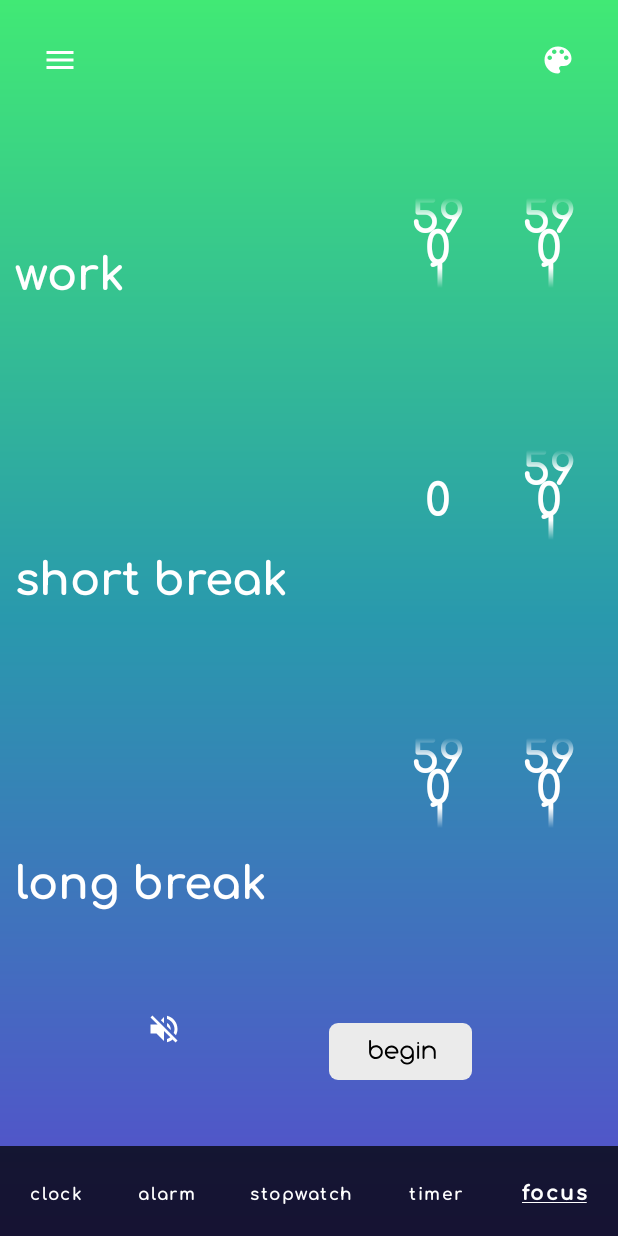
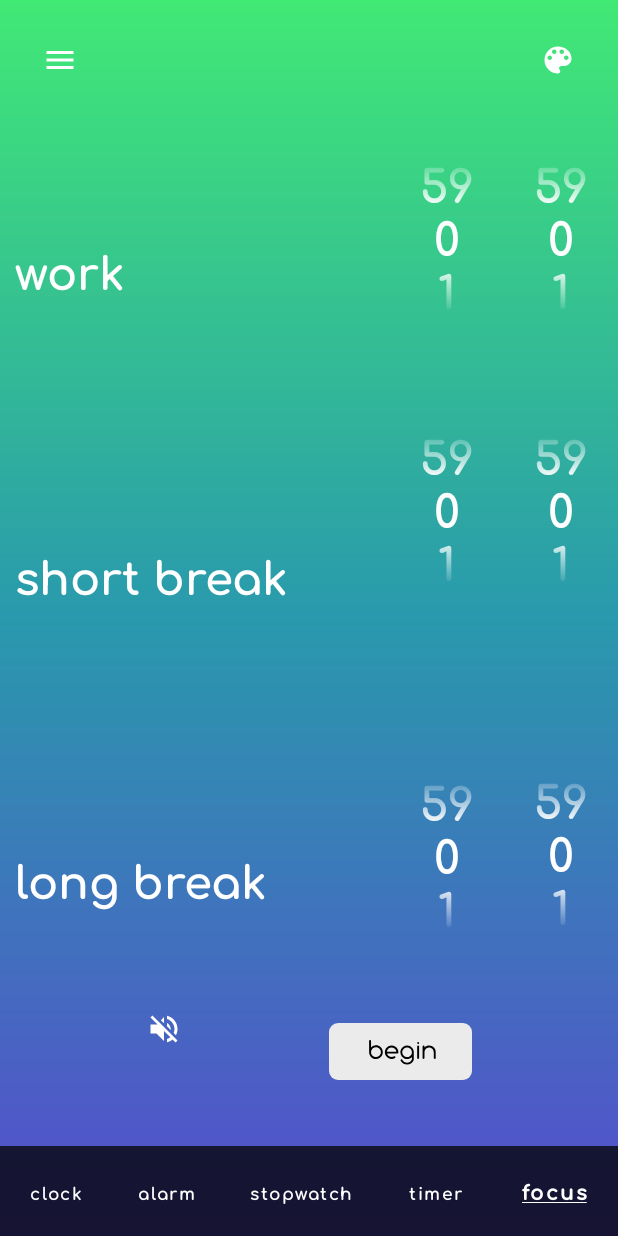
Before and after one commit to RjeEnn/droidsy-droids-clock, an Android app: the FocusActivity screen opened directly, with no data from a screen before it, on a phone screen of 412 x 824 dp. Run offline under Robolectric (Android 15) with nearby library versions, the phone set to English and light mode, and no system bars.

Commit message:
Fixed short min number picker

```diff
--- a/app/src/main/java/com/doc/droidysdroidsclock/FocusActivity.kt
+++ b/app/src/main/java/com/doc/droidysdroidsclock/FocusActivity.kt
@@ -117,8 +117,8 @@ class FocusActivity : AppCompatActivity() {
         }else{Log.i("FocusActivity","editLongSec not created")}
 
         if (editShortMin != null) {
-            editShortSec.minValue = 0
-            editShortSec.maxValue = 59
+            editShortMin.minValue = 0
+            editShortMin.maxValue = 59
             editShortSec.wrapSelectorWheel = true
         }else{Log.i("FocusActivity","editShortMin not created")}
 
@@ -318,21 +318,21 @@ class FocusActivity : AppCompatActivity() {
                 if (count < 4) {
                     Log.i("FocusActivity","and short break is next")
                     sesh = "short"
-                    sessionLabel.text = "break"
+                    sessionLabel.text = "@string/brk1"
                 } else {
                     Log.i("FocusActivity","and long break is next")
                     sesh = "long"
-                    sessionLabel.text = "break"
+                    sessionLabel.text = "@string/brk1"
                 }
             } else {
                 Log.i("FocusActivity","and sesh is a break")
                 sesh = "work"
-                sessionLabel.text = "work"
+                sessionLabel.text = "@string/work"
             }
         }else{
             Log.i("FocusActivity","by cancel button")
             sesh = "work"
-            sessionLabel.text = "work"
+            sessionLabel.text = "@string/brk1work"
         }
         setNewTimerLength()
         //progress_countdown.progress = 0
--- a/app/src/main/res/layout/activity_focus.xml
+++ b/app/src/main/res/layout/activity_focus.xml
@@ -7,35 +7,10 @@
     android:background="@drawable/gradient"
     tools:context=".FocusActivity">
 
-    <NumberPicker
-        android:id="@+id/wrk_sec"
-        android:layout_width="60dp"
-        android:layout_height="60dp"
-        android:layout_marginTop="68dp"
-        android:layout_marginEnd="16dp"
-        android:textColor="#FFFFFF"
-        android:textSize="30sp"
-        android:theme="@style/pickerT"
-        app:layout_constraintEnd_toEndOf="parent"
-        app:layout_constraintTop_toBottomOf="@+id/imageButton9"
-        tools:ignore="MissingConstraints" />
 
-    <NumberPicker
-        android:id="@+id/wrk_min"
-        android:layout_width="60dp"
-        android:layout_height="60dp"
-        android:layout_marginTop="132dp"
-        android:textColor="#FFFFFF"
-        android:textSize="30sp"
-        android:theme="@style/pickerT"
-        app:layout_constraintEnd_toStartOf="@+id/wrk_sec"
-        app:layout_constraintHorizontal_bias="0.784"
-        app:layout_constraintStart_toEndOf="@+id/editWork"
-        app:layout_constraintTop_toTopOf="parent"
-        tools:ignore="MissingConstraints" />
-
+    <!-- more and customise -->
     <ImageButton
-        android:id="@+id/imageButton8"
+        android:id="@+id/more_button"
         android:layout_width="48dp"
         android:layout_height="48dp"
         android:layout_marginStart="16dp"
@@ -46,7 +21,7 @@
         app:srcCompat="@drawable/ic_baseline_menu_24" />
 
     <ImageButton
-        android:id="@+id/imageButton9"
+        android:id="@+id/customise_button"
         android:layout_width="48dp"
         android:layout_height="48dp"
         android:layout_marginStart="283dp"
@@ -58,6 +33,7 @@
         app:layout_constraintTop_toTopOf="parent"
         app:srcCompat="@drawable/ic_baseline_palette_24" />
 
+    <!-- bottom bar -->
     <LinearLayout
         android:id="@+id/linearLayout4"
         android:layout_width="match_parent"
@@ -152,6 +128,34 @@
         app:layout_constraintStart_toStartOf="parent"
         app:layout_constraintTop_toTopOf="parent" />
 
+    <NumberPicker
+        android:id="@+id/wrk_min"
+        android:layout_width="60dp"
+        android:layout_height="105dp"
+        android:layout_marginTop="104dp"
+        android:textColor="#FFFFFF"
+        android:textSize="30sp"
+        android:theme="@style/pickerT"
+        app:layout_constraintEnd_toStartOf="@+id/wrk_sec"
+        app:layout_constraintHorizontal_bias="0.787"
+        app:layout_constraintStart_toEndOf="@+id/editWork"
+        app:layout_constraintTop_toTopOf="parent"
+        tools:ignore="MissingConstraints" />
+
+    <NumberPicker
+        android:id="@+id/wrk_sec"
+        android:layout_width="60dp"
+        android:layout_height="105dp"
+        android:layout_marginTop="40dp"
+        android:layout_marginEnd="8dp"
+        android:textColor="#FFFFFF"
+        android:textSize="30sp"
+        android:theme="@style/pickerT"
+        app:layout_constraintEnd_toEndOf="parent"
+        app:layout_constraintTop_toBottomOf="@+id/customise_button"
+        tools:ignore="MissingConstraints" />
+
+
     <EditText
         android:id="@+id/editShortBrkName"
         android:layout_width="200dp"
@@ -167,6 +171,34 @@
         app:layout_constraintBottom_toTopOf="@+id/editLongBrkName"
         app:layout_constraintStart_toStartOf="parent"
         app:layout_constraintTop_toBottomOf="@+id/editWork" />
+
+    <NumberPicker
+        android:id="@+id/short_min"
+        android:layout_width="60dp"
+        android:layout_height="105dp"
+        android:layout_marginTop="76dp"
+        android:textColor="#FFFFFF"
+        android:textSize="30sp"
+        android:theme="@style/pickerT"
+        app:layout_constraintEnd_toStartOf="@+id/short_sec"
+        app:layout_constraintHorizontal_bias="0.78"
+        app:layout_constraintStart_toEndOf="@+id/editShortBrkName"
+        app:layout_constraintTop_toBottomOf="@+id/wrk_min"
+        tools:ignore="MissingConstraints" />
+
+    <NumberPicker
+        android:id="@+id/short_sec"
+        android:layout_width="60dp"
+        android:layout_height="105dp"
+        android:layout_marginTop="76dp"
+        android:layout_marginEnd="8dp"
+        android:textColor="#FFFFFF"
+        android:textSize="30sp"
+        android:theme="@style/pickerT"
+        app:layout_constraintEnd_toEndOf="parent"
+        app:layout_constraintTop_toBottomOf="@+id/wrk_sec"
+        tools:ignore="MissingConstraints" />
+
 
     <EditText
         android:id="@+id/editLongBrkName"
@@ -185,63 +217,37 @@
         app:layout_constraintTop_toBottomOf="@+id/editShortBrkName" />
 
     <NumberPicker
-        android:id="@+id/short_sec"
-        android:layout_width="60dp"
-        android:layout_height="60dp"
-        android:layout_marginTop="108dp"
-        android:layout_marginEnd="16dp"
-        android:textColor="#FFFFFF"
-        android:textSize="30sp"
-        android:theme="@style/pickerT"
-        app:layout_constraintEnd_toEndOf="parent"
-        app:layout_constraintTop_toBottomOf="@+id/wrk_sec"
-        tools:ignore="MissingConstraints" />
-
-    <NumberPicker
         android:id="@+id/long_min"
         android:layout_width="60dp"
-        android:layout_height="60dp"
-        android:layout_marginTop="132dp"
+        android:layout_height="105dp"
+        android:layout_marginTop="76dp"
+        android:layout_marginBottom="12dp"
         android:textColor="#FFFFFF"
         android:textSize="30sp"
         android:theme="@style/pickerT"
         app:layout_constraintBottom_toTopOf="@+id/begin_focus"
         app:layout_constraintEnd_toStartOf="@+id/long_sec"
-        app:layout_constraintHorizontal_bias="0.784"
+        app:layout_constraintHorizontal_bias="0.78"
         app:layout_constraintStart_toEndOf="@+id/editLongBrkName"
         app:layout_constraintTop_toBottomOf="@+id/short_min"
-        app:layout_constraintVertical_bias="0.0"
         tools:ignore="MissingConstraints" />
 
     <NumberPicker
         android:id="@+id/long_sec"
         android:layout_width="60dp"
-        android:layout_height="60dp"
-        android:layout_marginTop="132dp"
-        android:layout_marginEnd="16dp"
+        android:layout_height="105dp"
+        android:layout_marginTop="76dp"
+        android:layout_marginEnd="8dp"
+        android:layout_marginBottom="156dp"
         android:textColor="#FFFFFF"
         android:textSize="30sp"
         android:theme="@style/pickerT"
         app:layout_constraintBottom_toBottomOf="parent"
         app:layout_constraintEnd_toEndOf="parent"
         app:layout_constraintTop_toBottomOf="@+id/short_sec"
-        app:layout_constraintVertical_bias="0.0"
         tools:ignore="MissingConstraints" />
 
-    <NumberPicker
-        android:id="@+id/short_min"
-        android:layout_width="60dp"
-        android:layout_height="60dp"
-        android:layout_marginTop="108dp"
-        android:textColor="#FFFFFF"
-        android:textSize="30sp"
-        android:theme="@style/pickerT"
-        app:layout_constraintEnd_toStartOf="@+id/short_sec"
-        app:layout_constraintHorizontal_bias="0.784"
-        app:layout_constraintStart_toEndOf="@+id/editShortBrkName"
-        app:layout_constraintTop_toBottomOf="@+id/wrk_min"
-        tools:ignore="MissingConstraints" />
-
+    <!-- view 1 buttons -->
     <ImageButton
         android:id="@+id/begin_focus"
         android:layout_width="wrap_content"
@@ -264,6 +270,7 @@
         app:layout_constraintTop_toBottomOf="@+id/editLongBrkName"
         app:srcCompat="@drawable/ic_baseline_volume_off_24" />
 
+    <!-- view 2  -->
     <TextView
         android:id="@+id/session_label"
         android:layout_width="wrap_content"
@@ -314,6 +321,18 @@
         app:srcCompat="@drawable/ic_baseline_pause_24" />
 
     <ImageButton
+        android:id="@+id/cancel_focus"
+        android:layout_width="wrap_content"
+        android:layout_height="wrap_content"
+        android:background="#00FFFFFF"
+        app:layout_constraintBottom_toTopOf="@+id/linearLayout4"
+        app:layout_constraintEnd_toEndOf="parent"
+        app:layout_constraintStart_toStartOf="parent"
+        app:layout_constraintTop_toBottomOf="@+id/time_remaining"
+        app:srcCompat="@drawable/ic_baseline_cancel_24" />
+
+    <!-- view 3 -->
+    <ImageButton
         android:id="@+id/continue_focus"
         android:layout_width="76dp"
         android:layout_height="71dp"
@@ -326,15 +345,5 @@
         app:layout_constraintVertical_bias="0.492"
         app:srcCompat="@drawable/ic_baseline_play_24" />
 
-    <ImageButton
-        android:id="@+id/cancel_focus"
-        android:layout_width="wrap_content"
-        android:layout_height="wrap_content"
-        android:background="#00FFFFFF"
-        app:layout_constraintBottom_toTopOf="@+id/linearLayout4"
-        app:layout_constraintEnd_toEndOf="parent"
-        app:layout_constraintStart_toStartOf="parent"
-        app:layout_constraintTop_toBottomOf="@+id/time_remaining"
-        app:srcCompat="@drawable/ic_baseline_cancel_24" />
 
 </androidx.constraintlayout.widget.ConstraintLayout>
```
